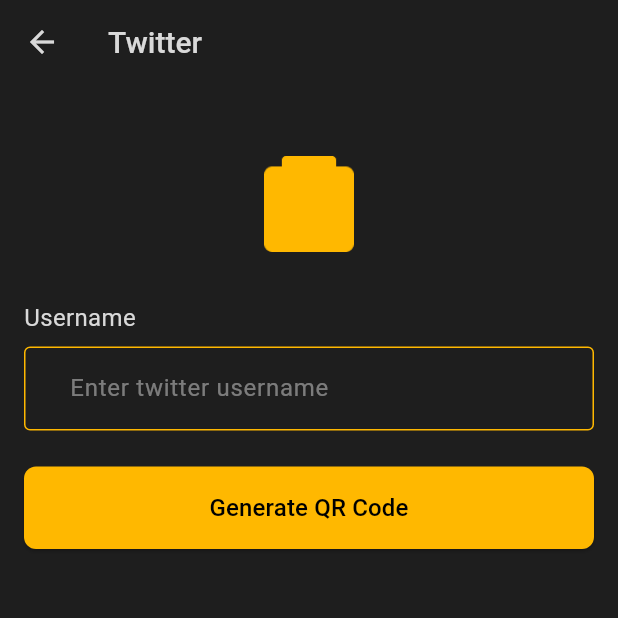
After one commit to GulayAdgzl/GenerateQr, a Flutter app: the TwitterQrPage screen opened directly, on a phone screen of 412 x 824 dp, the top half of it. The commit adds this screen. Run offline on Flutter 3.47's test engine with Material 3 defaults, Android fonts, the phone set to English and light mode, and no system bars; our stand-ins replace font_awesome_flutter, qr_flutter.

Commit message:
Add EmailQrPage and TwitterQrPage for generating QR codes from email and Twitter usernames

```diff
--- a/generateqr/lib/view/generateqr/generate_qr_page.dart
+++ b/generateqr/lib/view/generateqr/generate_qr_page.dart
@@ -1,8 +1,11 @@
 import 'package:flutter/material.dart';
 import 'package:generateqr/view/businessqr/business_qr_page.dart';
 import 'package:generateqr/view/contactqr/contact_qr_page.dart';
+import 'package:generateqr/view/emailqr/email_qr_page.dart';
 import 'package:generateqr/view/eventqr/event_qr_page.dart';
+import 'package:generateqr/view/instagramqr/instagram_qr_page.dart';
 import 'package:generateqr/view/textqr/text_qr_page.dart';
+import 'package:generateqr/view/twitterqr/twitter_qr_page.dart';
 import 'package:generateqr/view/websiteqr/website_qr.dart';
 import 'package:generateqr/view/whatsappqr/whatsapp_qr_page.dart';
 import 'package:generateqr/view/wifiqr/wifi_qr_page.dart';
--- /dev/null
+++ b/generateqr/lib/view/twitterqr/twitter_qr_page.dart
@@ -0,0 +1,187 @@
+import 'package:flutter/material.dart';
+import 'package:qr_flutter/qr_flutter.dart';
+
+class TwitterQrPage extends StatefulWidget {
+  const TwitterQrPage({super.key});
+
+  @override
+  State<TwitterQrPage> createState() => _TwitterQrPageState();
+}
+
+class _TwitterQrPageState extends State<TwitterQrPage> {
+  final TextEditingController _usernameController = TextEditingController();
+  String? qrData;
+  String? errorText;
+
+  @override
+  void dispose() {
+    _usernameController.dispose();
+    super.dispose();
+  }
+
+  bool isValidUsername(String username) {
+    // Twitter username rules: 4-15 characters, alphanumeric and underscores only
+    return RegExp(r'^[A-Za-z0-9_]{4,15}$').hasMatch(username);
+  }
+
+  void generateQrCode() {
+    final username = _usernameController.text.trim();
+
+    if (username.isEmpty) {
+      setState(() {
+        errorText = 'Please enter Twitter username';
+        qrData = null;
+      });
+      return;
+    }
+
+    // Remove @ if user included it
+    final cleanUsername =
+        username.startsWith('@') ? username.substring(1) : username;
+
+    if (!isValidUsername(cleanUsername)) {
+      setState(() {
+        errorText =
+            'Please enter a valid Twitter username (4-15 characters, letters, numbers, and underscore only)';
+        qrData = null;
+      });
+      return;
+    }
+
+    // Twitter profile URL format
+    setState(() {
+      errorText = null;
+      qrData = 'https://twitter.com/$cleanUsername';
+    });
+  }
+
+  @override
+  Widget build(BuildContext context) {
+    return Scaffold(
+      backgroundColor: const Color(0xFF1E1E1E),
+      appBar: AppBar(
+        backgroundColor: Colors.transparent,
+        elevation: 0,
+        leading: IconButton(
+          icon: const Icon(
+            Icons.arrow_back,
+            color: Color(0xFFD9D9D9),
+          ),
+          onPressed: () => Navigator.pop(context),
+        ),
+        title: const Text(
+          'Twitter',
+          style: TextStyle(
+            color: Color(0xFFD9D9D9),
+            fontSize: 20,
+            fontWeight: FontWeight.w500,
+          ),
+        ),
+      ),
+      body: SingleChildScrollView(
+        child: Padding(
+          padding: const EdgeInsets.all(16.0),
+          child: Column(
+            crossAxisAlignment: CrossAxisAlignment.stretch,
+            children: [
+              // Twitter Icon
+              Container(
+                alignment: Alignment.center,
+                padding: const EdgeInsets.symmetric(vertical: 32),
+                child: Image.asset(
+                  'assets/images/twitter.png',
+                  width: 64,
+                  height: 64,
+                  color: const Color(0xFFFFB800),
+                ),
+              ),
+
+              // Username Input
+              const Text(
+                'Username',
+                style: TextStyle(
+                  color: Color(0xFFD9D9D9),
+                  fontSize: 16,
+                ),
+              ),
+              const SizedBox(height: 8),
+              TextField(
+                controller: _usernameController,
+                style: const TextStyle(color: Color(0xFFD9D9D9)),
+                decoration: InputDecoration(
+                  hintText: 'Enter twitter username',
+                  hintStyle: TextStyle(
+                    color: const Color(0xFFD9D9D9).withOpacity(0.5),
+                  ),
+                  errorText: errorText,
+                  prefixText: '@',
+                  prefixStyle: const TextStyle(
+                    color: Color(0xFFD9D9D9),
+                    fontSize: 16,
+                  ),
+                  enabledBorder: const OutlineInputBorder(
+                    borderSide: BorderSide(
+                      color: Color(0xFFFFB800),
+                      width: 1,
+                    ),
+                  ),
+                  focusedBorder: const OutlineInputBorder(
+                    borderSide: BorderSide(
+                      color: Color(0xFFFFB800),
+                      width: 2,
+                    ),
+                  ),
+                  errorBorder: const OutlineInputBorder(
+                    borderSide: BorderSide(
+                      color: Colors.red,
+                      width: 1,
+                    ),
+                  ),
+                  focusedErrorBorder: const OutlineInputBorder(
+                    borderSide: BorderSide(
+                      color: Colors.red,
+                      width: 2,
+                    ),
+                  ),
+                ),
+              ),
+              const SizedBox(height: 24),
+
+              // Generate Button
+              ElevatedButton(
+                onPressed: generateQrCode,
+                style: ElevatedButton.styleFrom(
+                  backgroundColor: const Color(0xFFFFB800),
+                  padding: const EdgeInsets.symmetric(vertical: 16),
+                  shape: RoundedRectangleBorder(
+                    borderRadius: BorderRadius.circular(8),
+                  ),
+                ),
+                child: const Text(
+                  'Generate QR Code',
+                  style: TextStyle(
+                    color: Colors.black,
+                    fontSize: 16,
+                    fontWeight: FontWeight.w500,
+                  ),
+                ),
+              ),
+
+              // QR Code Display
+              if (qrData != null && qrData!.isNotEmpty)
+                Padding(
+                  padding: const EdgeInsets.only(top: 32.0),
+                  child: QrImageView(
+                    data: qrData!,
+                    version: QrVersions.auto,
+                    size: 200,
+                    backgroundColor: Colors.white,
+                  ),
+                ),
+            ],
+          ),
+        ),
+      ),
+    );
+  }
+}
```
Also changed, not shown: generateqr/lib/view/emailqr/email_qr_page.dart (added, +177 -0 lines), generateqr/lib/view/instagramqr/instagram_qr_page.dart (added, +194 -0 lines).
